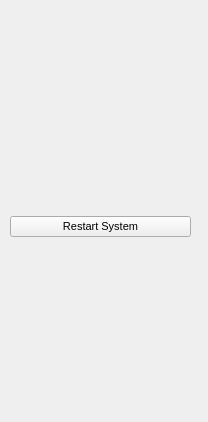
Before: the Qt Designer form src/login.ui in sc0000/hfmdd-video-system, drawn with Qt 5.
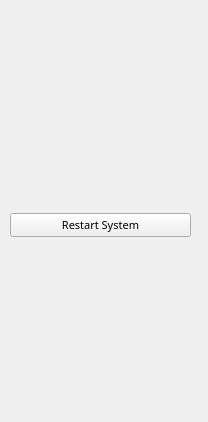
After: the same form once the commit is applied.

Commit message: new font, some ux, sources dock from settings menu

The edit to the form file:
```diff
--- a/src/login.ui
+++ b/src/login.ui
@@ -22,6 +22,11 @@
     <height>524287</height>
    </size>
   </property>
+  <property name="font">
+   <font>
+    <family>DaxOT</family>
+   </font>
+  </property>
   <property name="floating">
    <bool>true</bool>
   </property>
@@ -65,6 +70,7 @@
       <widget class="QLabel" name="reminderLabel">
        <property name="font">
         <font>
+         <family>DaxOT</family>
          <pointsize>7</pointsize>
          <italic>true</italic>
         </font>
@@ -81,6 +87,7 @@
       <widget class="QPushButton" name="startButton">
        <property name="font">
         <font>
+         <family>DaxOT</family>
          <pointsize>8</pointsize>
         </font>
        </property>
```
The commit also changes 30 other files.
